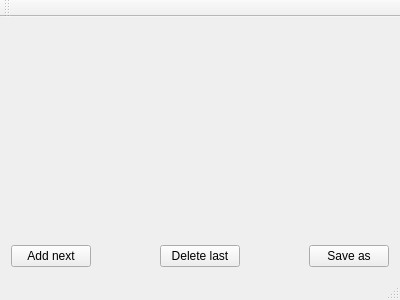
Above: creator_styles/mainwindow.ui from AndrikB/2048-project before the change. Below: the same form after it.
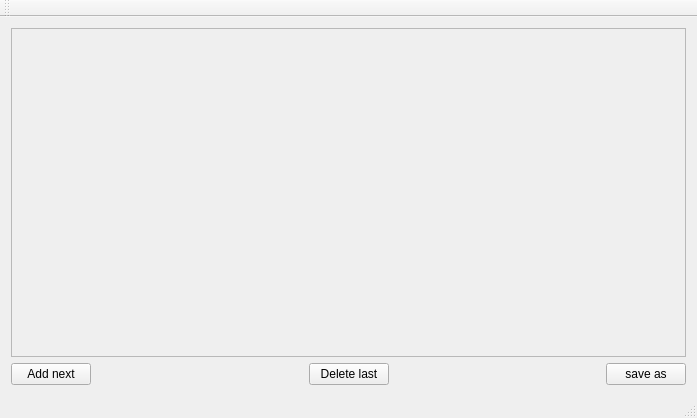
That is the form after the change.

Commit message: end creator_styles

Patch:
```diff
--- a/creator_styles/mainwindow.ui
+++ b/creator_styles/mainwindow.ui
@@ -6,8 +6,8 @@
    <rect>
     <x>0</x>
     <y>0</y>
-    <width>400</width>
-    <height>300</height>
+    <width>697</width>
+    <height>418</height>
    </rect>
   </property>
   <property name="windowTitle">
@@ -16,20 +16,26 @@
   <widget class="QWidget" name="centralWidget">
    <layout class="QVBoxLayout" name="verticalLayout">
     <item>
-     <layout class="QVBoxLayout" name="elements"/>
-    </item>
-    <item>
-     <spacer name="verticalSpacer">
-      <property name="orientation">
-       <enum>Qt::Vertical</enum>
+     <widget class="QScrollArea" name="scrollArea">
+      <property name="widgetResizable">
+       <bool>true</bool>
       </property>
-      <property name="sizeHint" stdset="0">
-       <size>
-        <width>20</width>
-        <height>40</height>
-       </size>
-      </property>
-     </spacer>
+      <widget class="QWidget" name="scrollAreaWidgetContents">
+       <property name="geometry">
+        <rect>
+         <x>0</x>
+         <y>0</y>
+         <width>677</width>
+         <height>310</height>
+        </rect>
+       </property>
+       <layout class="QVBoxLayout" name="verticalLayout_2">
+        <item>
+         <layout class="QVBoxLayout" name="elementsLayout"/>
+        </item>
+       </layout>
+      </widget>
+     </widget>
     </item>
     <item>
      <layout class="QHBoxLayout" name="horizontalLayout">
@@ -41,7 +47,7 @@
        </widget>
       </item>
       <item>
-       <spacer name="horizontalSpacer_2">
+       <spacer name="horizontalSpacer">
         <property name="orientation">
          <enum>Qt::Horizontal</enum>
         </property>
@@ -61,7 +67,7 @@
        </widget>
       </item>
       <item>
-       <spacer name="horizontalSpacer">
+       <spacer name="horizontalSpacer_2">
         <property name="orientation">
          <enum>Qt::Horizontal</enum>
         </property>
@@ -76,7 +82,7 @@
       <item>
        <widget class="QPushButton" name="save_as">
         <property name="text">
-         <string>Save as</string>
+         <string>save as</string>
         </property>
        </widget>
       </item>
```
Left out of the diff: 2 changed lines with no effect on the pictures. The commit also changes 2 other files.
